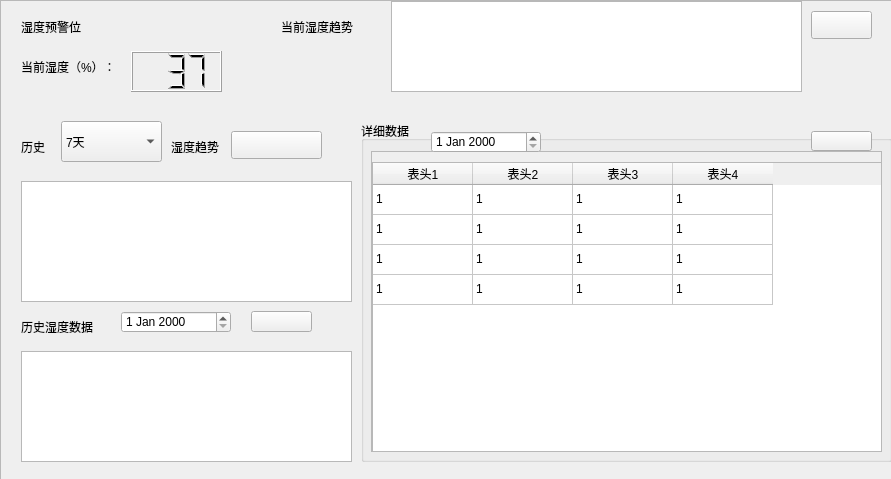
Old version of the form ui/customize_ui/tab/tab2_tab0.ui in the repository 2950067210dqy/pyqt6_project.
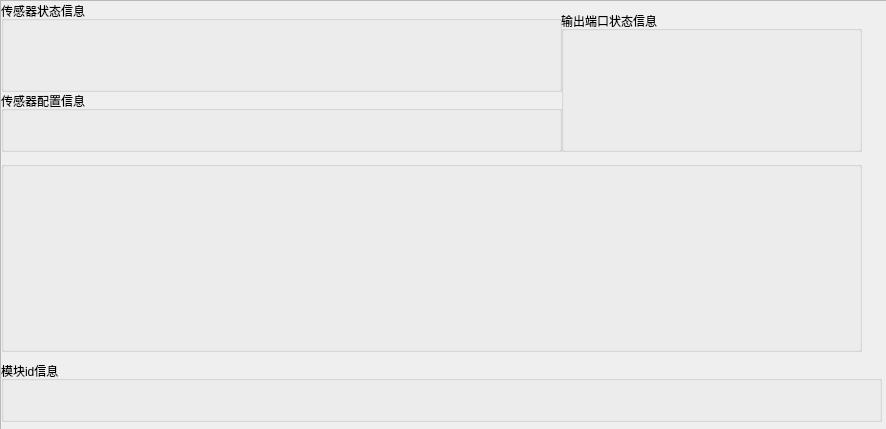
New version of the form. Icons and pictures are not drawn.

Commit message: 3.1 更改基本格式，添加scroll

Patch:
```diff
--- a/ui/customize_ui/tab/tab2_tab0.ui
+++ b/ui/customize_ui/tab/tab2_tab0.ui
@@ -6,8 +6,8 @@
    <rect>
     <x>0</x>
     <y>0</y>
-    <width>891</width>
-    <height>479</height>
+    <width>886</width>
+    <height>429</height>
    </rect>
   </property>
   <property name="windowTitle">
@@ -37,139 +37,59 @@
          <height>607</height>
         </rect>
        </property>
-       <widget class="QLabel" name="nowdata_label">
+       <widget class="QGroupBox" name="function_01">
         <property name="geometry">
          <rect>
-          <x>20</x>
-          <y>50</y>
-          <width>121</width>
-          <height>31</height>
-         </rect>
-        </property>
-        <property name="text">
-         <string>当前湿度（%）：</string>
-        </property>
-       </widget>
-       <widget class="QLCDNumber" name="nowdata_lcdnumber">
-        <property name="geometry">
-         <rect>
-          <x>130</x>
-          <y>50</y>
-          <width>91</width>
-          <height>41</height>
-         </rect>
-        </property>
-        <property name="digitCount">
-         <number>3</number>
-        </property>
-        <property name="value" stdset="0">
-         <double>37.000000000000000</double>
-        </property>
-       </widget>
-       <widget class="QLabel" name="nowdata_trend_label">
-        <property name="geometry">
-         <rect>
-          <x>280</x>
+          <x>560</x>
           <y>10</y>
-          <width>81</width>
-          <height>31</height>
+          <width>301</width>
+          <height>141</height>
          </rect>
         </property>
-        <property name="text">
-         <string>当前湿度趋势</string>
+        <property name="title">
+         <string>输出端口状态信息</string>
         </property>
        </widget>
-       <widget class="QGraphicsView" name="nowdata_trend_charts">
+       <widget class="QGroupBox" name="function_02">
         <property name="geometry">
          <rect>
-          <x>390</x>
+          <x>0</x>
           <y>0</y>
-          <width>411</width>
+          <width>561</width>
           <height>91</height>
          </rect>
         </property>
-        <property name="styleSheet">
-         <string notr="true"/>
+        <property name="title">
+         <string>传感器状态信息</string>
         </property>
        </widget>
-       <widget class="QPushButton" name="export_alldata_btn">
+       <widget class="QGroupBox" name="function_03">
         <property name="geometry">
          <rect>
-          <x>810</x>
-          <y>10</y>
-          <width>61</width>
-          <height>28</height>
+          <x>0</x>
+          <y>90</y>
+          <width>561</width>
+          <height>61</height>
          </rect>
         </property>
-        <property name="text">
-         <string/>
+        <property name="title">
+         <string>传感器配置信息</string>
         </property>
         <property name="icon">
          <iconset resource="../../../resource/mainPage.qrc">
           <normaloff>:/dark/export.svg</normaloff>:/dark/export.svg</iconset>
         </property>
        </widget>
-       <widget class="QLabel" name="history_label1">
+       <widget class="QGroupBox" name="function_04">
         <property name="geometry">
          <rect>
-          <x>20</x>
-          <y>130</y>
-          <width>31</width>
-          <height>31</height>
+          <x>0</x>
+          <y>160</y>
+          <width>861</width>
+          <height>191</height>
          </rect>
         </property>
-        <property name="text">
-         <string>历史</string>
-        </property>
-       </widget>
-       <widget class="QLabel" name="history_label2">
-        <property name="geometry">
-         <rect>
-          <x>170</x>
-          <y>130</y>
-          <width>51</width>
-          <height>31</height>
-         </rect>
-        </property>
-        <property name="text">
-         <string>湿度趋势</string>
-        </property>
-       </widget>
-       <widget class="QComboBox" name="history_combox">
-        <property name="geometry">
-         <rect>
-          <x>60</x>
-          <y>120</y>
-          <width>101</width>
-          <height>41</height>
-         </rect>
-        </property>
-        <item>
-         <property name="text">
-          <string>7天</string>
-         </property>
-        </item>
-        <item>
-         <property name="text">
-          <string>3天</string>
-         </property>
-        </item>
-        <item>
-         <property name="text">
-          <string>1天</string>
-         </property>
-        </item>
-       </widget>
-       <widget class="QPushButton" name="export_history_btn">
-        <property name="geometry">
-         <rect>
-          <x>230</x>
-          <y>130</y>
-          <width>91</width>
-          <height>28</height>
-         </rect>
-        </property>
-        <property name="text">
+        <property name="title">
          <string/>
         </property>
         <property name="icon">
@@ -177,304 +97,18 @@
           <normaloff>:/dark/export.svg</normaloff>:/dark/export.svg</iconset>
         </property>
        </widget>
-       <widget class="QGraphicsView" name="history_charts">
+       <widget class="QGroupBox" name="function_11">
         <property name="geometry">
          <rect>
-          <x>20</x>
-          <y>180</y>
-          <width>331</width>
-          <height>121</height>
+          <x>0</x>
+          <y>360</y>
+          <width>881</width>
+          <height>61</height>
          </rect>
         </property>
-        <property name="styleSheet">
-         <string notr="true"/>
-        </property>
-       </widget>
-       <widget class="QLabel" name="history_detail_label">
-        <property name="geometry">
-         <rect>
-          <x>20</x>
-          <y>310</y>
-          <width>91</width>
-          <height>31</height>
-         </rect>
-        </property>
-        <property name="text">
-         <string>历史湿度数据</string>
-        </property>
-       </widget>
-       <widget class="QDateEdit" name="history_detail_dateedit">
-        <property name="geometry">
-         <rect>
-          <x>120</x>
-          <y>310</y>
-          <width>110</width>
-          <height>22</height>
-         </rect>
-        </property>
-       </widget>
-       <widget class="QPushButton" name="export_history_detail_btn">
-        <property name="geometry">
-         <rect>
-          <x>250</x>
-          <y>310</y>
-          <width>61</width>
-          <height>21</height>
-         </rect>
-        </property>
-        <property name="text">
-         <string/>
-        </property>
-        <property name="icon">
-         <iconset resource="../../../resource/mainPage.qrc">
-          <normaloff>:/dark/export.svg</normaloff>:/dark/export.svg</iconset>
-        </property>
-       </widget>
-       <widget class="QGraphicsView" name="history_detail_charts">
-        <property name="geometry">
-         <rect>
-          <x>20</x>
-          <y>350</y>
-          <width>331</width>
-          <height>111</height>
-         </rect>
-        </property>
-        <property name="styleSheet">
-         <string notr="true"/>
-        </property>
-       </widget>
-       <widget class="QLabel" name="data_alarm">
-        <property name="geometry">
-         <rect>
-          <x>20</x>
-          <y>10</y>
-          <width>121</width>
-          <height>31</height>
-         </rect>
-        </property>
-        <property name="text">
-         <string>湿度预警位</string>
-        </property>
-       </widget>
-       <widget class="QGroupBox" name="detaildata_groupbox">
-        <property name="geometry">
-         <rect>
-          <x>360</x>
-          <y>120</y>
-          <width>531</width>
-          <height>341</height>
-         </rect>
-        </property>
-        <property name="styleSheet">
-         <string notr="true"/>
-        </property>
         <property name="title">
-         <string>详细数据</string>
+         <string>模块id信息</string>
         </property>
-        <property name="flat">
-         <bool>false</bool>
-        </property>
-        <widget class="QScrollArea" name="detaildata_scroll">
-         <property name="geometry">
-          <rect>
-           <x>10</x>
-           <y>30</y>
-           <width>511</width>
-           <height>301</height>
-          </rect>
-         </property>
-         <property name="widgetResizable">
-          <bool>true</bool>
-         </property>
-         <widget class="QWidget" name="detaildata_scroll_content">
-          <property name="geometry">
-           <rect>
-            <x>0</x>
-            <y>0</y>
-            <width>509</width>
-            <height>299</height>
-           </rect>
-          </property>
-          <widget class="QTableWidget" name="detaildata_table">
-           <property name="geometry">
-            <rect>
-             <x>0</x>
-             <y>10</y>
-             <width>511</width>
-             <height>301</height>
-            </rect>
-           </property>
-           <property name="styleSheet">
-            <string notr="true"/>
-           </property>
-           <property name="selectionMode">
-            <enum>QAbstractItemView::NoSelection</enum>
-           </property>
-           <property name="selectionBehavior">
-            <enum>QAbstractItemView::SelectItems</enum>
-           </property>
-           <property name="sortingEnabled">
-            <bool>true</bool>
-           </property>
-           <attribute name="horizontalHeaderVisible">
-            <bool>true</bool>
-           </attribute>
-           <attribute name="horizontalHeaderHighlightSections">
-            <bool>true</bool>
-           </attribute>
-           <attribute name="verticalHeaderVisible">
-            <bool>false</bool>
-           </attribute>
-           <row>
-            <property name="text">
-             <string/>
-            </property>
-           </row>
-           <row>
-            <property name="text">
-             <string/>
-            </property>
-           </row>
-           <row>
-            <property name="text">
-             <string/>
-            </property>
-           </row>
-           <row>
-            <property name="text">
-             <string/>
-            </property>
-           </row>
-           <column>
-            <property name="text">
-             <string>表头1</string>
-            </property>
-           </column>
-           <column>
-            <property name="text">
-             <string>表头2</string>
-            </property>
-           </column>
-           <column>
-            <property name="text">
-             <string>表头3</string>
-            </property>
-           </column>
-           <column>
-            <property name="text">
-             <string>表头4</string>
-            </property>
-           </column>
-           <item row="0" column="0">
-            <property name="text">
-             <string>1</string>
-            </property>
-           </item>
-           <item row="0" column="1">
-            <property name="text">
-             <string>1</string>
-            </property>
-           </item>
-           <item row="0" column="2">
-            <property name="text">
-             <string>1</string>
-            </property>
-           </item>
-           <item row="0" column="3">
-            <property name="text">
-             <string>1</string>
-            </property>
-           </item>
-           <item row="1" column="0">
-            <property name="text">
-             <string>1</string>
-            </property>
-           </item>
-           <item row="1" column="1">
-            <property name="text">
-             <string>1</string>
-            </property>
-           </item>
-           <item row="1" column="2">
-            <property name="text">
-             <string>1</string>
-            </property>
-           </item>
-           <item row="1" column="3">
-            <property name="text">
-             <string>1</string>
-            </property>
-           </item>
-           <item row="2" column="0">
-            <property name="text">
-             <string>1</string>
-            </property>
-           </item>
-           <item row="2" column="1">
-            <property name="text">
-             <string>1</string>
-            </property>
-           </item>
-           <item row="2" column="2">
-            <property name="text">
-             <string>1</string>
-            </property>
-           </item>
-           <item row="2" column="3">
-            <property name="text">
-             <string>1</string>
-            </property>
-           </item>
-           <item row="3" column="0">
-            <property name="text">
-             <string>1</string>
-            </property>
-           </item>
-           <item row="3" column="1">
-            <property name="text">
-             <string>1</string>
-            </property>
-           </item>
-           <item row="3" column="2">
-            <property name="text">
-             <string>1</string>
-            </property>
-           </item>
-           <item row="3" column="3">
-            <property name="text">
-             <string>1</string>
-            </property>
-           </item>
-          </widget>
-         </widget>
-        </widget>
-        <widget class="QDateEdit" name="detaildata_dateEdit">
-         <property name="geometry">
-          <rect>
-           <x>70</x>
-           <y>10</y>
-           <width>110</width>
-           <height>22</height>
-          </rect>
-         </property>
-        </widget>
-        <widget class="QPushButton" name="export_detaildata_btn">
-         <property name="geometry">
-          <rect>
-           <x>450</x>
-           <y>10</y>
-           <width>61</width>
-           <height>20</height>
-          </rect>
-         </property>
-         <property name="text">
-          <string/>
-         </property>
-         <property name="icon">
-          <iconset resource="../../../resource/mainPage.qrc">
-           <normaloff>:/dark/export.svg</normaloff>:/dark/export.svg</iconset>
-         </property>
-        </widget>
        </widget>
       </widget>
      </widget>
```
Left out of the diff: 8 changed lines with no effect on the pictures. The commit also changes 25 other files.
